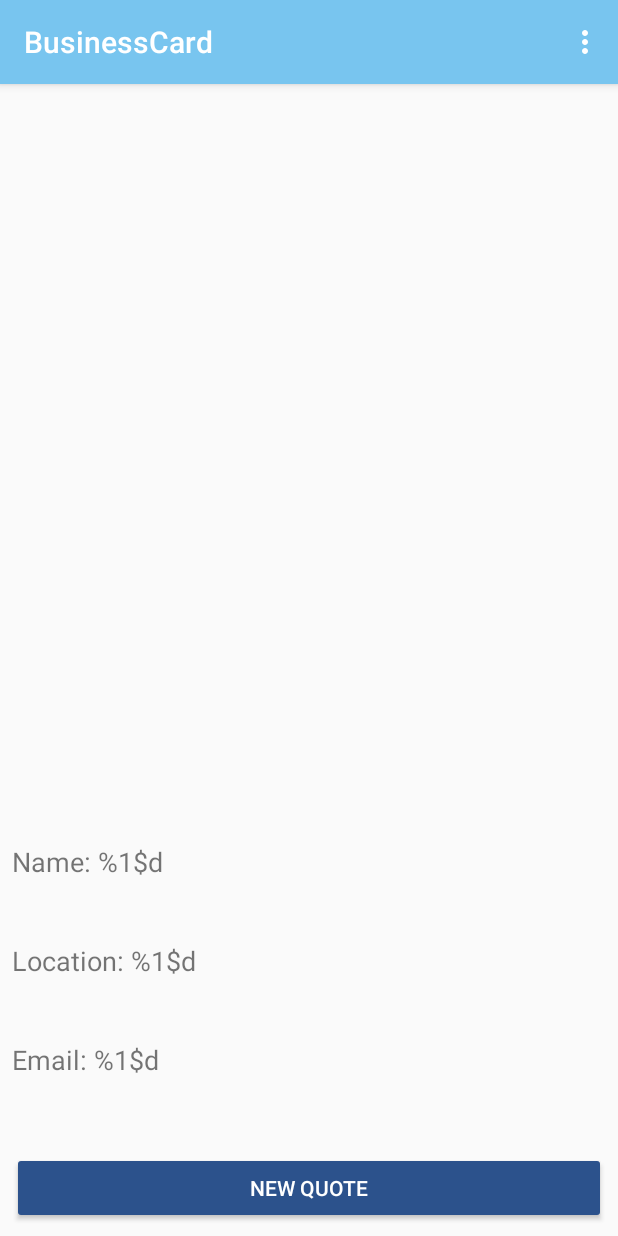
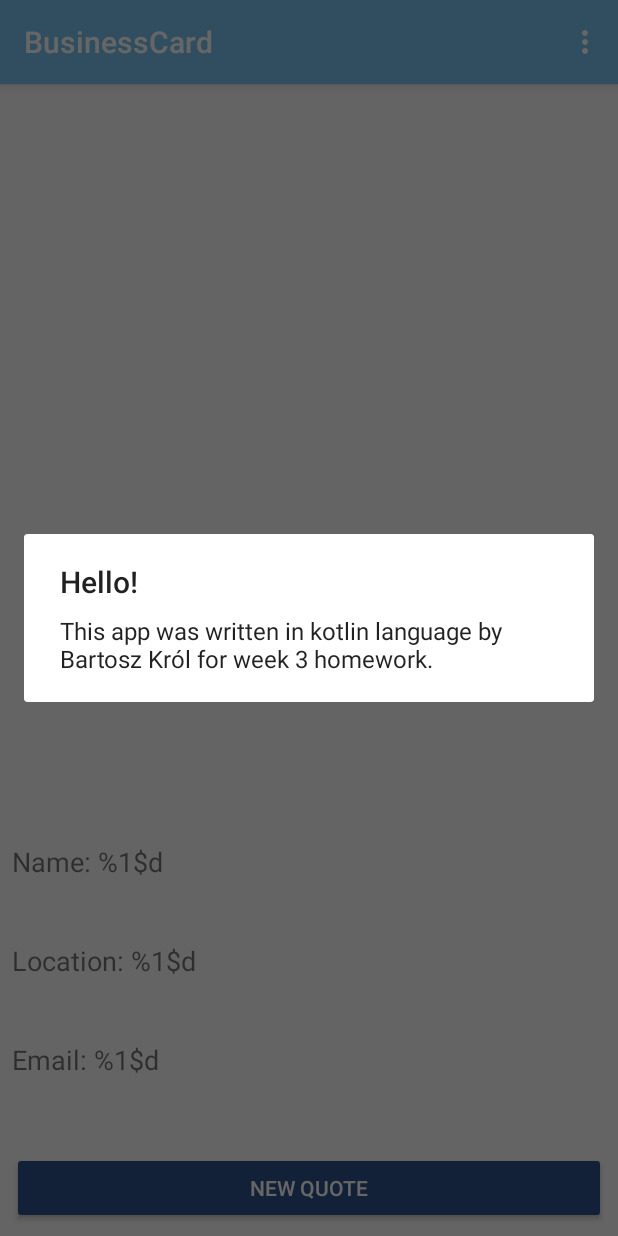
Before and after one commit to Bartozo/AndroidBootcamp, an Android app: the screen it shows after launch (MainActivity), in the options menu, after a tap on "About", on a phone screen of 412 x 824 dp. Run offline under Robolectric (Android 15) with nearby library versions, the phone set to English and light mode, and no system bars; 1 statement that could not run was skipped.

Commit message:
Added implementation to the showAboutInfo method.
I have added implementation and required strings.

```diff
--- a/Week3/app/src/main/java/com/bartoszkrol/businesscard/MainActivity.kt
+++ b/Week3/app/src/main/java/com/bartoszkrol/businesscard/MainActivity.kt
@@ -80,8 +80,15 @@ class MainActivity : AppCompatActivity() {
         showDialog(title, message)
     }
 
+    /**
+     * Show the dialog with basic information's
+     * about the app
+     */
     private fun showAboutInfo() {
-        TODO("Not yet implemented")
+        val title = getString(R.string.aboutTitle)
+        val message = getString(R.string.aboutMessage)
+
+        showDialog(title, message)
     }
 
     private fun newQuote() {
--- a/Week3/app/src/main/res/values/strings.xml
+++ b/Week3/app/src/main/res/values/strings.xml
@@ -4,9 +4,12 @@
     <string name="location">Location: %1$d</string>
     <string name="email">Email: %1$d</string>
     <string name="newQuote">New Quote</string>
+
     <string name="aboutMenu">About</string>
     <string name="versionMenu">App version</string>
     <string name="shareMenu">Share this app with your Friends</string>
     <string name="shareTitle">Share this app!</string>
     <string name="shareMessage">Tell your friends about this amazing app, which was written in Kotlin</string>
+    <string name="aboutTitle">Hello!</string>
+    <string name="aboutMessage">This app was written in kotlin language by Bartosz Król for week 3 homework.</string>
 </resources>
```
